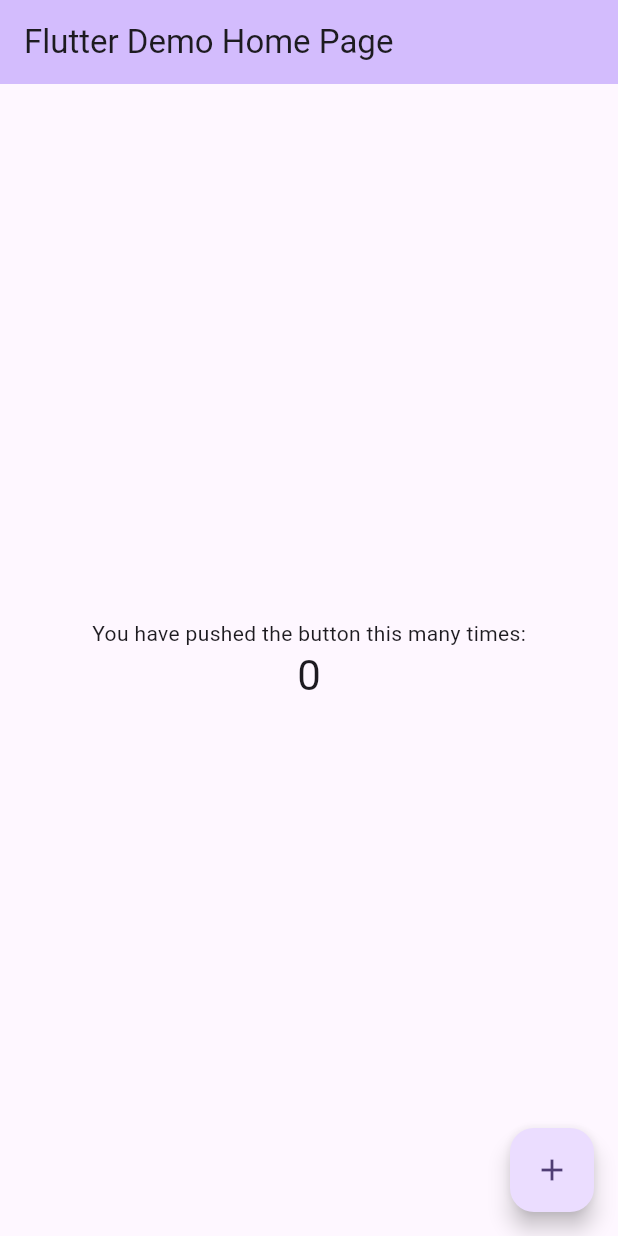
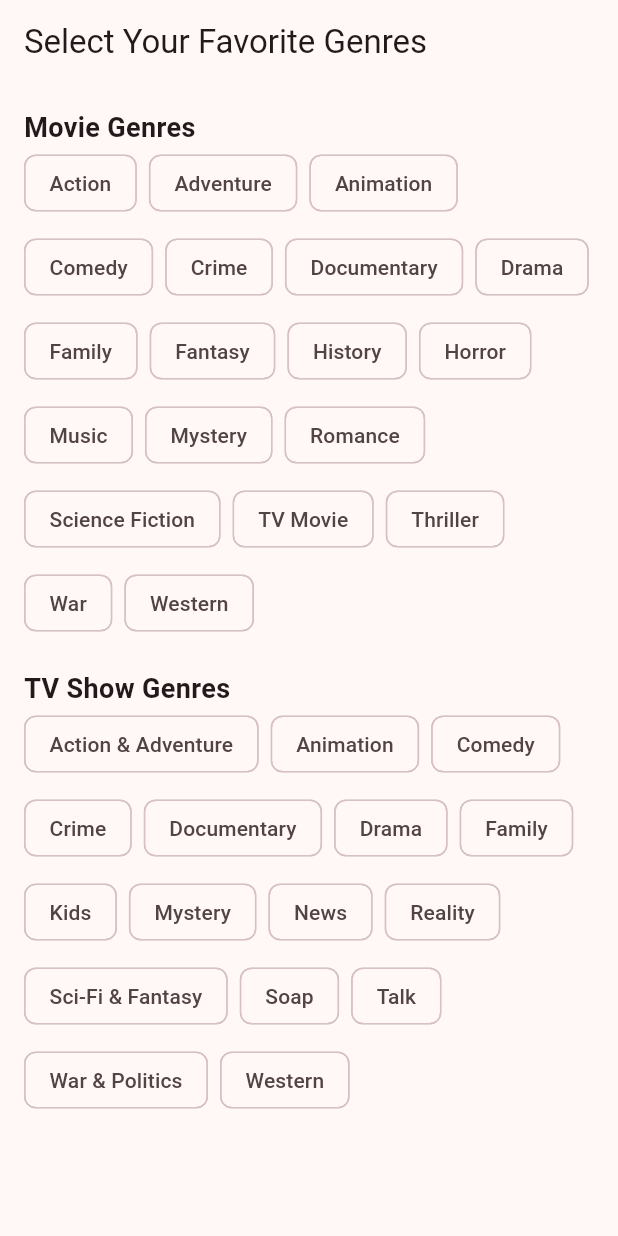
Before and after one commit to diaahelmy/TMDBPickFlix, a Flutter app: the screen it shows after launch, on a phone screen of 412 x 824 dp. Run offline on Flutter 3.47's test engine with Material 3 defaults, Android fonts, the phone set to English and light mode, and no system bars; our stand-ins replace flutter_bloc.

Commit message:
select favorite movies

```diff
--- a/lib/main.dart
+++ b/lib/main.dart
@@ -1,4 +1,8 @@
 import 'package:flutter/material.dart';
+import 'package:flutter_bloc/flutter_bloc.dart';
+import 'package:pick_flix/ui/screens/genre_screen.dart';
+import 'package:pick_flix/view/cubit/split_screen/cubit_split_screen.dart';
+import 'package:pick_flix/view/data/genre_event.dart';
 
 void main() {
   runApp(const MyApp());
@@ -7,116 +11,19 @@ void main() {
 class MyApp extends StatelessWidget {
   const MyApp({super.key});
 
-  // This widget is the root of your application.
   @override
   Widget build(BuildContext context) {
-    return MaterialApp(
-      title: 'Flutter Demo',
-      theme: ThemeData(
-        // This is the theme of your application.
-        //
-        // TRY THIS: Try running your application with "flutter run". You'll see
-        // the application has a purple toolbar. Then, without quitting the app,
-        // try changing the seedColor in the colorScheme below to Colors.green
-        // and then invoke "hot reload" (save your changes or press the "hot
-        // reload" button in a Flutter-supported IDE, or press "r" if you used
-        // the command line to start the app).
-        //
-        // Notice that the counter didn't reset back to zero; the application
-        // state is not lost during the reload. To reset the state, use hot
-        // restart instead.
-        //
-        // This works for code too, not just values: Most code changes can be
-        // tested with just a hot reload.
-        colorScheme: ColorScheme.fromSeed(seedColor: Colors.deepPurple),
+    return BlocProvider(
+      create: (_) => CubitSplitScreenBloc()..add(LoadGenres()), // تحميل التصنيفات
+      child: MaterialApp(
+        debugShowCheckedModeBanner: false,
+        title: 'Genre Selector',
+        theme: ThemeData(
+          colorScheme: ColorScheme.fromSeed(seedColor: Colors.pink),
+          useMaterial3: true,
+        ),
+        home: const GenreScreen(),
       ),
-      home: const MyHomePage(title: 'Flutter Demo Home Page'),
     );
   }
 }
-
-class MyHomePage extends StatefulWidget {
-  const MyHomePage({super.key, required this.title});
-
-  // This widget is the home page of your application. It is stateful, meaning
-  // that it has a State object (defined below) that contains fields that affect
-  // how it looks.
-
-  // This class is the configuration for the state. It holds the values (in this
-  // case the title) provided by the parent (in this case the App widget) and
-  // used by the build method of the State. Fields in a Widget subclass are
-  // always marked "final".
-
-  final String title;
-
-  @override
-  State<MyHomePage> createState() => _MyHomePageState();
-}
-
-class _MyHomePageState extends State<MyHomePage> {
-  int _counter = 0;
-
-  void _incrementCounter() {
-    setState(() {
-      // This call to setState tells the Flutter framework that something has
-      // changed in this State, which causes it to rerun the build method below
-      // so that the display can reflect the updated values. If we changed
-      // _counter without calling setState(), then the build method would not be
-      // called again, and so nothing would appear to happen.
-      _counter++;
-    });
-  }
-
-  @override
-  Widget build(BuildContext context) {
-    // This method is rerun every time setState is called, for instance as done
-    // by the _incrementCounter method above.
-    //
-    // The Flutter framework has been optimized to make rerunning build methods
-    // fast, so that you can just rebuild anything that needs updating rather
-    // than having to individually change instances of widgets.
-    return Scaffold(
-      appBar: AppBar(
-        // TRY THIS: Try changing the color here to a specific color (to
-        // Colors.amber, perhaps?) and trigger a hot reload to see the AppBar
-        // change color while the other colors stay the same.
-        backgroundColor: Theme.of(context).colorScheme.inversePrimary,
-        // Here we take the value from the MyHomePage object that was created by
-        // the App.build method, and use it to set our appbar title.
-        title: Text(widget.title),
-      ),
-      body: Center(
-        // Center is a layout widget. It takes a single child and positions it
-        // in the middle of the parent.
-        child: Column(
-          // Column is also a layout widget. It takes a list of children and
-          // arranges them vertically. By default, it sizes itself to fit its
-          // children horizontally, and tries to be as tall as its parent.
-          //
-          // Column has various properties to control how it sizes itself and
-          // how it positions its children. Here we use mainAxisAlignment to
-          // center the children vertically; the main axis here is the vertical
-          // axis because Columns are vertical (the cross axis would be
-          // horizontal).
-          //
-          // TRY THIS: Invoke "debug painting" (choose the "Toggle Debug Paint"
-          // action in the IDE, or press "p" in the console), to see the
-          // wireframe for each widget.
-          mainAxisAlignment: MainAxisAlignment.center,
-          children: <Widget>[
-            const Text('You have pushed the button this many times:'),
-            Text(
-              '$_counter',
-              style: Theme.of(context).textTheme.headlineMedium,
-            ),
-          ],
-        ),
-      ),
-      floatingActionButton: FloatingActionButton(
-        onPressed: _incrementCounter,
-        tooltip: 'Increment',
-        child: const Icon(Icons.add),
-      ), // This trailing comma makes auto-formatting nicer for build methods.
-    );
-  }
-}
--- /dev/null
+++ b/lib/models/Genrel.dart
@@ -0,0 +1,7 @@
+  class Genre {
+    final int id;
+    final String name;
+    bool isSelected;
+
+    Genre({required this.id, required this.name, this.isSelected = false});
+  }
--- /dev/null
+++ b/lib/ui/screens/genre_screen.dart
@@ -0,0 +1,58 @@
+import 'package:flutter/material.dart';
+import 'package:flutter_bloc/flutter_bloc.dart';
+import 'package:pick_flix/view/cubit/split_screen/cubit_split_screen.dart';
+
+import '../../view/cubit/split_screen/states_split_screen.dart';
+import '../../view/data/genre_event.dart';
+
+class GenreScreen extends StatelessWidget {
+  const GenreScreen({super.key});
+
+  @override
+  Widget build(BuildContext context) {
+    return Scaffold(
+      appBar: AppBar(title: const Text("Select Your Favorite Genres")),
+      body: Padding(
+        padding: const EdgeInsets.all(16.0),
+        child: BlocBuilder<CubitSplitScreenBloc, StateSplitScreen>(
+          builder: (context, state) {
+            return Column(
+              crossAxisAlignment: CrossAxisAlignment.start,
+              children: [
+                const Text('Movie Genres', style: TextStyle(fontSize: 18, fontWeight: FontWeight.bold)),
+                Wrap(
+                  spacing: 8,
+                  runSpacing: 8,
+                  children: state.movieGenres.map((genre) {
+                    return FilterChip(
+                      label: Text(genre.name),
+                      selected: genre.isSelected,
+                      onSelected: (_) {
+                        context.read<CubitSplitScreenBloc>().add(ToggleGenreSelection(genre.id));
+                      },
+                    );
+                  }).toList(),
+                ),
+                const SizedBox(height: 20),
+                const Text('TV Show Genres', style: TextStyle(fontSize: 18, fontWeight: FontWeight.bold)),
+                Wrap(
+                  spacing: 8,
+                  runSpacing: 8,
+                  children: state.tvGenres.map((genre) {
+                    return FilterChip(
+                      label: Text(genre.name),
+                      selected: genre.isSelected,
+                      onSelected: (_) {
+                        context.read<CubitSplitScreenBloc>().add(ToggleGenreSelection(genre.id));
+                      },
+                    );
+                  }).toList(),
+                ),
+              ],
+            );
+          },
+        ),
+      ),
+    );
+  }
+}
--- /dev/null
+++ b/lib/view/cubit/split_screen/cubit_split_screen.dart
@@ -0,0 +1,83 @@
+import 'package:pick_flix/view/cubit/split_screen/states_split_screen.dart';
+import 'package:flutter_bloc/flutter_bloc.dart';
+import '../../../models/Genrel.dart';
+import '../../data/genre_event.dart';
+
+class CubitSplitScreenBloc extends Bloc<GenreEvent, StateSplitScreen> {
+  CubitSplitScreenBloc()
+    : super(StateSplitScreen( movieGenres: [], tvGenres: [])) {
+    on<LoadGenres>((event, emit) {
+      emit(
+        StateSplitScreen(
+          movieGenres: _loadMovieGenres(),
+          tvGenres: _loadTvGenres(),
+        ),
+      );
+    });
+
+    on<ToggleGenreSelection>((event, emit) {
+      final updatedMovies = state.movieGenres.map((genre) {
+        return genre.id == event.genreId
+            ? Genre(
+                id: genre.id,
+                name: genre.name,
+                isSelected: !genre.isSelected,
+              )
+            : genre;
+      }).toList();
+
+      final updatedTv = state.tvGenres.map((genre) {
+        return genre.id == event.genreId
+            ? Genre(
+                id: genre.id,
+                name: genre.name,
+                isSelected: !genre.isSelected,
+              )
+            : genre;
+      }).toList();
+
+      emit(state.copyWith(movieGenres: updatedMovies, tvGenres: updatedTv));
+    });
+  }
+
+  List<Genre> _loadMovieGenres() => [
+    Genre(id: 28, name: 'Action'),
+    Genre(id: 12, name: 'Adventure'),
+    Genre(id: 16, name: 'Animation'),
+    Genre(id: 35, name: 'Comedy'),
+    Genre(id: 80, name: 'Crime'),
+    Genre(id: 99, name: 'Documentary'),
+    Genre(id: 18, name: 'Drama'),
+    Genre(id: 10751, name: 'Family'),
+    Genre(id: 14, name: 'Fantasy'),
+    Genre(id: 36, name: 'History'),
+    Genre(id: 27, name: 'Horror'),
+    Genre(id: 10402, name: 'Music'),
+    Genre(id: 9648, name: 'Mystery'),
+    Genre(id: 10749, name: 'Romance'),
+    Genre(id: 878, name: 'Science Fiction'),
+    Genre(id: 10770, name: 'TV Movie'),
+    Genre(id: 53, name: 'Thriller'),
+    Genre(id: 10752, name: 'War'),
+    Genre(id: 37, name: 'Western'),
+  ];
+
+  List<Genre> _loadTvGenres() => [
+    Genre(id: 10759, name: 'Action & Adventure'),
+    Genre(id: 16, name: 'Animation'),
+    Genre(id: 35, name: 'Comedy'),
+    Genre(id: 80, name: 'Crime'),
+    Genre(id: 99, name: 'Documentary'),
+    Genre(id: 18, name: 'Drama'),
+    Genre(id: 10751, name: 'Family'),
+    Genre(id: 10762, name: 'Kids'),
+    Genre(id: 9648, name: 'Mystery'),
+    Genre(id: 10763, name: 'News'),
+    Genre(id: 10764, name: 'Reality'),
+    Genre(id: 10765, name: 'Sci-Fi & Fantasy'),
+    Genre(id: 10766, name: 'Soap'),
+    Genre(id: 10767, name: 'Talk'),
+    Genre(id: 10768, name: 'War & Politics'),
+    Genre(id: 37, name: 'Western'),
+  ];
+}
--- /dev/null
+++ b/lib/view/cubit/split_screen/states_split_screen.dart
@@ -0,0 +1,21 @@
+import '../../../models/Genrel.dart';
+
+class StateSplitScreen {
+  final List<Genre> movieGenres;
+  final List<Genre> tvGenres;
+
+  StateSplitScreen({
+    required this.movieGenres,
+    required this.tvGenres,
+  });
+
+  StateSplitScreen copyWith({
+    List<Genre>? movieGenres,
+    List<Genre>? tvGenres,
+  }) {
+    return StateSplitScreen(
+      movieGenres: movieGenres ?? this.movieGenres,
+      tvGenres: tvGenres ?? this.tvGenres,
+    );
+  }
+}
--- /dev/null
+++ b/lib/view/data/genre_event.dart
@@ -0,0 +1,9 @@
+abstract class GenreEvent {}
+
+class ToggleGenreSelection extends GenreEvent {
+  final int genreId;
+
+  ToggleGenreSelection(this.genreId);
+}
+
+class LoadGenres extends GenreEvent {}
--- a/pubspec.yaml
+++ b/pubspec.yaml
@@ -45,6 +45,7 @@ dev_dependencies:
   # package. See that file for information about deactivating specific lint
   # rules and activating additional ones.
   flutter_lints: ^5.0.0
+  flutter_bloc: ^9.1.1
 
 # For information on the generic Dart part of this file, see the
 # following page: https://dart.dev/tools/pub/pubspec
```
Also changed, not shown: lib/ui/screens/splits_creen.dart (added, +52 -0 lines), lib/view/themes/appthemes.dart (added), pubspec.lock.
